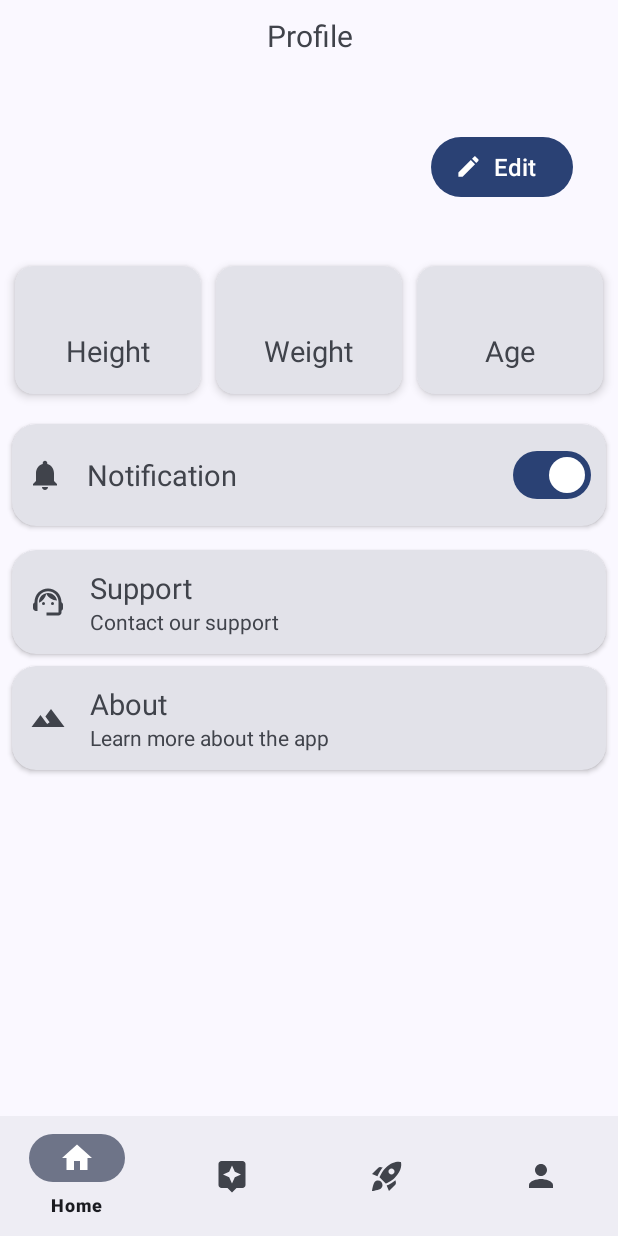
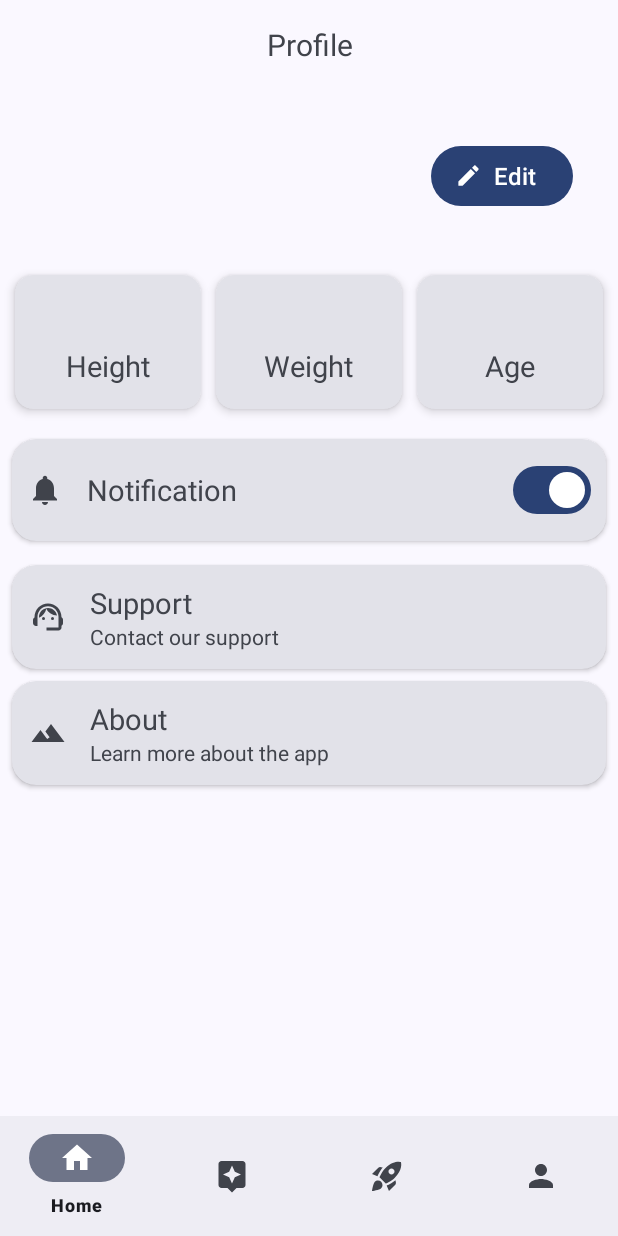
Before and after one commit to AndDemon/DailyQuest, an Android app: the fragment ProfileFragment placed in its activity, on a phone screen of 412 x 824 dp. Run offline under Robolectric (Android 15) with nearby library versions, the phone set to English and light mode, and no system bars; our stand-ins replace Room's generated code.

Commit message:
fix fragment_profile.xml

```diff
--- a/app/src/main/res/layout/fragment_profile.xml
+++ b/app/src/main/res/layout/fragment_profile.xml
@@ -22,7 +22,8 @@
                 android:id="@+id/textView"
                 android:layout_width="wrap_content"
                 android:layout_height="wrap_content"
-                android:layout_marginTop="10dp"
+                android:layout_marginTop="16dp"
+                android:layout_marginHorizontal="16dp"
                 android:gravity="center_horizontal"
                 android:text="@string/profile"
                 android:textSize="20sp"
@@ -32,22 +33,28 @@
 
             <TextView
                 android:id="@+id/user_name_text"
-                android:layout_width="wrap_content"
+                android:layout_width="0dp"
                 android:layout_height="wrap_content"
                 android:textSize="28sp"
                 android:layout_marginTop="50dp"
                 android:layout_marginStart="30dp"
+                android:layout_marginEnd="16dp"
                 app:layout_constraintStart_toStartOf="parent"
-                app:layout_constraintTop_toBottomOf="@id/textView" />
+                app:layout_constraintTop_toBottomOf="@id/textView"
+                app:layout_constraintEnd_toStartOf="@id/edit_button"
+                tools:text="Andrii165"/>
 
             <TextView
                 android:id="@+id/user_goal_text"
-                android:layout_width="wrap_content"
+                android:layout_width="0dp"
                 android:layout_height="wrap_content"
                 android:textSize="16sp"
                 android:layout_marginStart="30dp"
+                android:layout_marginEnd="16dp"
                 app:layout_constraintStart_toStartOf="parent"
-                app:layout_constraintTop_toBottomOf="@id/user_name_text" />
+                app:layout_constraintTop_toBottomOf="@id/user_name_text"
+                app:layout_constraintEnd_toStartOf="@id/edit_button"
+                tools:text="benc press 150 kg"/>
 
             <Button
                 style="@style/Widget.Material3.Button.Icon"
@@ -61,6 +68,13 @@
                 app:layout_constraintEnd_toEndOf="parent"
                 app:layout_constraintTop_toTopOf="@id/user_name_text" />
 
+            <androidx.constraintlayout.widget.Barrier
+                android:id="@+id/user_name_barrier"
+                android:layout_width="wrap_content"
+                android:layout_height="wrap_content"
+                app:barrierDirection="bottom"
+                app:constraint_referenced_ids="user_goal_text, edit_button"/>
+
             <com.google.android.material.card.MaterialCardView
                 android:id="@+id/card_height"
                 android:layout_width="0dp"
@@ -72,14 +86,14 @@
                 app:cardCornerRadius="12dp"
                 app:layout_constraintWidth_percent="0.3"
                 app:layout_constraintHorizontal_chainStyle="spread"
-                app:layout_constraintTop_toBottomOf="@id/user_goal_text"
+                app:layout_constraintTop_toBottomOf="@id/user_name_barrier"
                 app:layout_constraintStart_toStartOf="parent"
                 app:layout_constraintEnd_toStartOf="@id/card_weight"
                 style="@style/bymam">
 
                 <LinearLayout
                     android:layout_width="match_parent"
-                    android:layout_height="wrap_content"
+                    android:layout_height="match_parent"
                     android:padding="16dp"
                     android:orientation="vertical"
                     android:gravity="center">
@@ -88,14 +102,18 @@
                         android:id="@+id/text_height"
                         android:layout_width="wrap_content"
                         android:layout_height="wrap_content"
-                        android:textSize="20sp" />
+                        android:textSize="20sp"
+                        android:gravity="center"
+                        tools:text="200"/>
 
                     <TextView
                         android:id="@+id/textView2"
                         android:layout_width="wrap_content"
                         android:layout_height="wrap_content"
                         android:text="@string/height"
-                        android:textSize="19sp" />
+                        android:textSize="19sp"
+                        android:layout_marginTop="4dp"
+                        android:gravity="center"/>
 
                 </LinearLayout>
             </com.google.android.material.card.MaterialCardView>
@@ -110,14 +128,14 @@
                 app:cardElevation="4dp"
                 app:cardCornerRadius="12dp"
                 app:layout_constraintWidth_percent="0.3"
-                app:layout_constraintTop_toBottomOf="@id/user_goal_text"
+                app:layout_constraintTop_toBottomOf="@id/user_name_barrier"
                 app:layout_constraintStart_toEndOf="@id/card_height"
                 app:layout_constraintEnd_toStartOf="@id/card_age"
                 style="@style/bymam">
 
                 <LinearLayout
                     android:layout_width="match_parent"
-                    android:layout_height="wrap_content"
+                    android:layout_height="match_parent"
                     android:padding="16dp"
                     android:orientation="vertical"
                     android:gravity="center">
@@ -126,13 +144,17 @@
                         android:id="@+id/text_weight"
                         android:layout_width="wrap_content"
                         android:layout_height="wrap_content"
-                        android:textSize="20sp" />
+                        android:textSize="20sp"
+                        android:gravity="center"
+                        tools:text="95"/>
 
                     <TextView
                         android:layout_width="wrap_content"
                         android:layout_height="wrap_content"
                         android:text="@string/weight"
-                        android:textSize="19sp" />
+                        android:textSize="19sp"
+                        android:layout_marginTop="4dp"
+                        android:gravity="center"/>
 
                 </LinearLayout>
             </com.google.android.material.card.MaterialCardView>
@@ -147,14 +169,14 @@
                 app:cardElevation="4dp"
                 app:cardCornerRadius="12dp"
                 app:layout_constraintWidth_percent="0.3"
-                app:layout_constraintTop_toBottomOf="@id/user_goal_text"
+                app:layout_constraintTop_toBottomOf="@id/user_name_barrier"
                 app:layout_constraintStart_toEndOf="@id/card_weight"
                 app:layout_constraintEnd_toEndOf="parent"
                 style="@style/bymam">
 
                 <LinearLayout
                     android:layout_width="match_parent"
-                    android:layout_height="wrap_content"
+                    android:layout_height="match_parent"
                     android:padding="16dp"
                     android:orientation="vertical"
                     android:gravity="center">
@@ -163,17 +185,28 @@
                         android:id="@+id/text_age"
                         android:layout_width="wrap_content"
                         android:layout_height="wrap_content"
-                        android:textSize="20sp" />
+                        android:textSize="20sp"
+                        android:gravity="center"
+                        tools:text="20"/>
 
                     <TextView
                         android:id="@+id/textView3"
                         android:layout_width="wrap_content"
                         android:layout_height="wrap_content"
                         android:text="@string/age"
-                        android:textSize="19sp" />
+                        android:textSize="19sp"
+                        android:layout_marginTop="4dp"
+                        android:gravity="center"/>
 
                 </LinearLayout>
             </com.google.android.material.card.MaterialCardView>
+
+            <androidx.constraintlayout.widget.Barrier
+                android:id="@+id/info_cards_barrier"
+                android:layout_width="match_parent"
+                android:layout_height="match_parent"
+                app:barrierDirection="bottom"
+                app:constraint_referenced_ids="card_height, card_weight, card_age"/>
 
             <com.google.android.material.card.MaterialCardView
                 android:id="@+id/materialCardView2"
@@ -184,7 +217,7 @@
                 app:cardElevation="2dp"
                 app:layout_constraintEnd_toEndOf="parent"
                 app:layout_constraintStart_toStartOf="parent"
-                app:layout_constraintTop_toBottomOf="@+id/card_height"
+                app:layout_constraintTop_toBottomOf="@id/info_cards_barrier"
                 android:layout_marginStart="8dp"
                 android:layout_marginEnd="8dp"
                 style="@style/bymam">
@@ -209,7 +242,8 @@
                         android:layout_weight="1"
                         android:text="@string/notification"
                         android:textSize="19sp"
-                        android:textStyle="normal" />
+                        android:textStyle="normal"
+                        android:layout_marginEnd="16dp"/>
 
                     <com.google.android.material.materialswitch.MaterialSwitch
                         android:id="@+id/switch_material"
```
